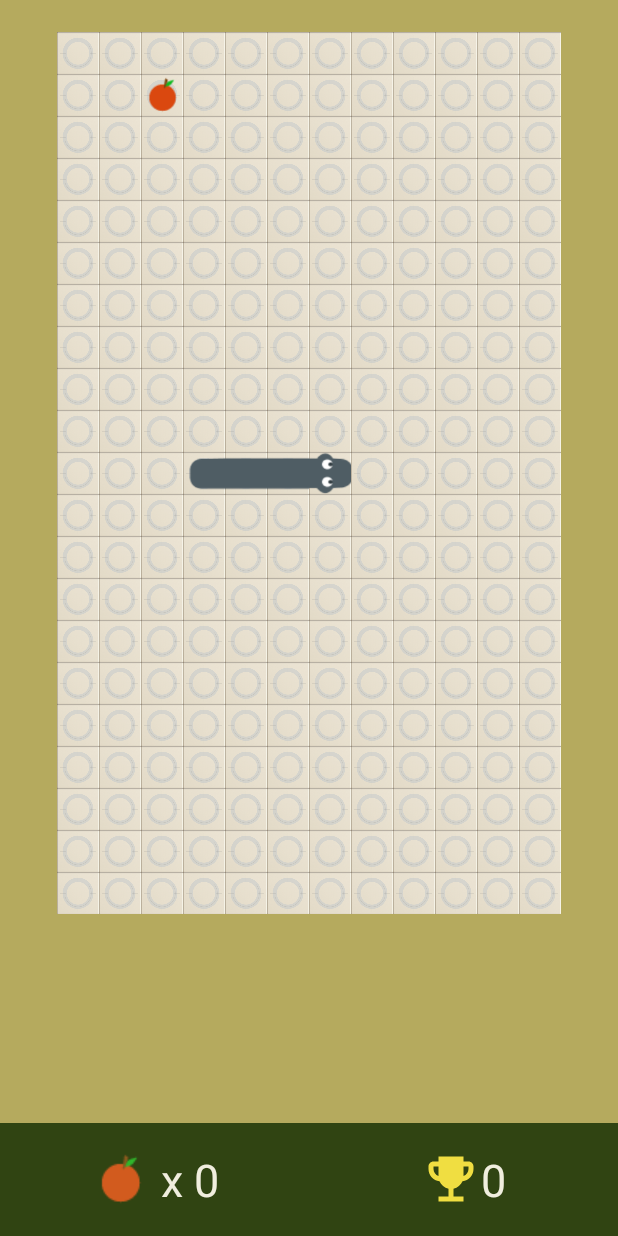
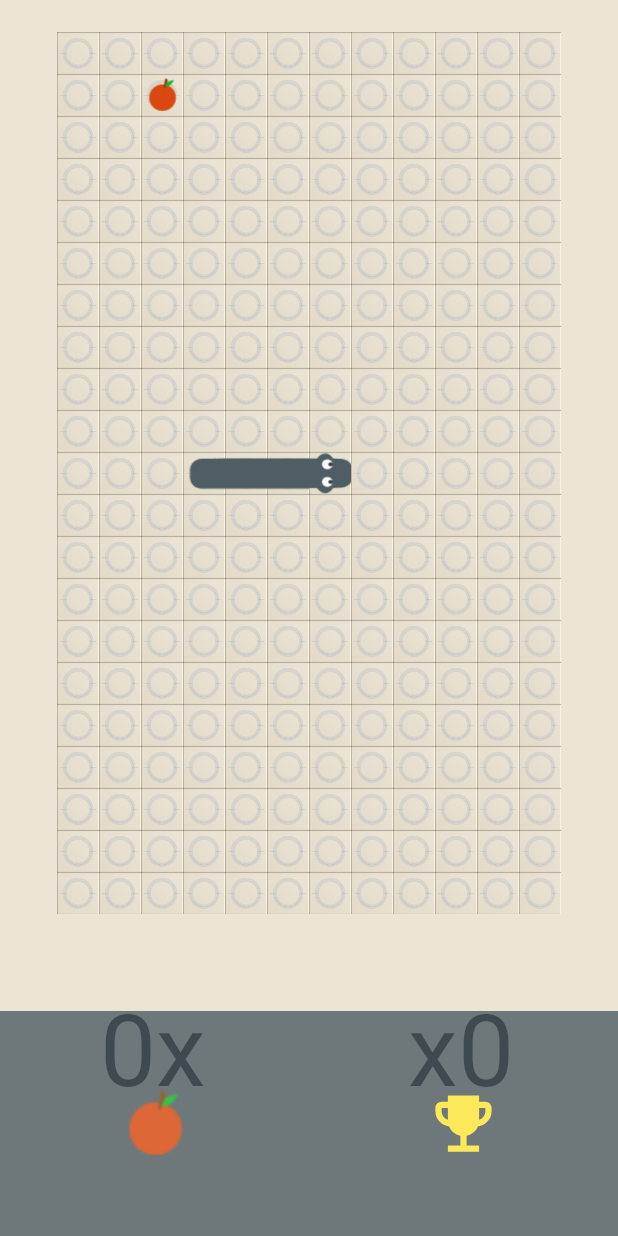
Before and after one commit to dusenkot/Tic_Tac_Toe_Kotlin_-Firebase, an Android app: the screen it shows after launch (GameActivitySnake), after a tap on "PLAY SNAKE GAME", on a phone screen of 412 x 824 dp. Run offline under Robolectric (Android 15) with nearby library versions, the phone set to English and light mode, and no system bars.

Commit message:
Finished Snake Game

```diff
--- a/app/src/main/AndroidManifest.xml
+++ b/app/src/main/AndroidManifest.xml
@@ -26,11 +26,6 @@
             android:theme="@style/Theme.Design.NoActionBar"
             android:name=".GameActivitySnake"
             android:exported="false">
-<!--            <intent-filter>-->
-<!--                <action android:name="android.intent.action.MAIN" />-->
-
-<!--                <category android:name="android.intent.category.LAUNCHER" />-->
-<!--            </intent-filter>-->
         </activity>
         <activity
             android:name=".GameActivity"
--- a/app/src/main/java/com/example/tic_tac_toe_kotlin_firebase/GameActivitySnake.kt
+++ b/app/src/main/java/com/example/tic_tac_toe_kotlin_firebase/GameActivitySnake.kt
@@ -12,16 +12,11 @@ import android.widget.TextView
 import androidx.appcompat.app.AppCompatActivity
 
 
-class GameActivitySnake : AppCompatActivity(), SnakeGameView.GameOverListener {
+class GameActivitySnake : AppCompatActivity() {
 
     companion object {
-
         @kotlin.jvm.JvmField
         var dialogScore: Dialog? = null
-        var txtScore: TextView? = null
-        var txtBestScore: TextView? = null
-        var txtDialogScore: TextView? = null
-        var txtDialogBestScore: TextView? = null
     }
 
 
@@ -38,10 +33,6 @@ class GameActivitySnake : AppCompatActivity(), SnakeGameView.GameOverListener {
 
         setContentView(R.layout.activity_game_snake)
 
-        gameView = findViewById(R.id.gv)
-        txtScore = findViewById(R.id.txt_score)
-        txtBestScore = findViewById(R.id.txt_best_score)
-
         gameView?.requestFocus()
 
 
@@ -53,16 +44,10 @@ class GameActivitySnake : AppCompatActivity(), SnakeGameView.GameOverListener {
         return gameView?.onKeyDown(keyCode, event) ?: super.onKeyDown(keyCode, event)
     }
 
-    private fun dialogScore() {
-        val sp: SharedPreferences = getSharedPreferences("gamesetting", Context.MODE_PRIVATE)
-        val bestScore = sp.getInt("bestscore", 0)
-        txtBestScore?.text = bestScore.toString()
+    public fun dialogScore() {
 
         dialogScore = Dialog(this).apply {
             setContentView(R.layout.dialog_start)
-            txtDialogScore = findViewById(R.id.txt_dialog_score)
-            txtDialogBestScore = findViewById(R.id.txt_dialog_best_score)
-            txtDialogBestScore?.text = bestScore.toString()
             setCanceledOnTouchOutside(false)
             findViewById<RelativeLayout>(R.id.rl_start).setOnClickListener {
                 gameView?.reset()
@@ -71,8 +56,6 @@ class GameActivitySnake : AppCompatActivity(), SnakeGameView.GameOverListener {
         }
         dialogScore?.show()
     }
-    override fun onGameOver() {
-        dialogScore()
-    }
+
 
 }
--- a/app/src/main/java/com/example/tic_tac_toe_kotlin_firebase/SnakeGameView.java
+++ b/app/src/main/java/com/example/tic_tac_toe_kotlin_firebase/SnakeGameView.java
@@ -5,6 +5,7 @@ import android.content.SharedPreferences;
 import android.graphics.Bitmap;
 import android.graphics.BitmapFactory;
 import android.graphics.Canvas;
+import android.graphics.Paint;
 import android.graphics.Rect;
 import android.os.Handler;
 import android.util.AttributeSet;
@@ -33,17 +34,20 @@ public class SnakeGameView extends View {
     private Handler handler;
     private Runnable r;
     private Apple apple;
-    public static int score = 0, bestScore = 0;
+    public int score = 0, bestScore = 0;
     private Context context;
     public static boolean isPlaying = false;
-    private GameOverListener gameOverListener;
+    private Paint textPaint;
+    private SharedPreferences.Editor editor;
+    private SharedPreferences sharedPreferences;
 
     public SnakeGameView(Context context, @Nullable AttributeSet attrs) {
         super(context, attrs);
         this.context = context;
-        SharedPreferences sp = context.getSharedPreferences("gamesetting", Context.MODE_PRIVATE);
-        if (sp != null) {
-            bestScore = sp.getInt("bestscore", 0);
+        sharedPreferences = context.getSharedPreferences("gamesetting", Context.MODE_PRIVATE);
+        editor = sharedPreferences.edit();
+        if (sharedPreferences != null) {
+            bestScore = sharedPreferences.getInt("bestscore", 0);
         }
         bmGrass1 = BitmapFactory.decodeResource(this.getResources(), R.drawable.grass);
         bmGrass1 = Bitmap.createScaledBitmap(bmGrass1, sizeOfMap, sizeOfMap, true);
@@ -71,6 +75,11 @@ public class SnakeGameView extends View {
                 invalidate();
             }
         };
+        //text dla highscore i score
+        textPaint = new Paint();
+        textPaint.setColor(0xFF000000);
+        textPaint.setTextSize(100);
+        textPaint.setAntiAlias(true);
     }
 
     @Override
@@ -120,8 +129,7 @@ public class SnakeGameView extends View {
     @Override
     public void draw(@NonNull Canvas canvas) {
         super.draw(canvas);
-//        backgropund color after 0xff
-        canvas.drawColor(0xFFb5aa5e);
+        canvas.drawColor(0xFFECE5D5);
         for (int i = 0; i < arrGrass.size(); i++) {
             canvas.drawBitmap(arrGrass.get(i).getBm(), arrGrass.get(i).getX(), arrGrass.get(i).getY(), null);
         }
@@ -146,8 +154,15 @@ public class SnakeGameView extends View {
             apple.reset(arrGrass.get(randomApple()[0]).getX(), arrGrass.get(randomApple()[1]).getY());
             snake.addPart();
             score++;
-            //thi is where i want to add the code to update the text_score on my .xml file
+            if (score > bestScore) {
+                bestScore = score;
+            }
         }
+        int x = 100;
+        int y = canvas.getHeight() - 150;
+        canvas.drawText("" + score + "x ", x, y, textPaint);
+        int xbestscore = canvas.getWidth() - 210;
+        canvas.drawText("x" + bestScore, xbestscore, y, textPaint);
         handler.postDelayed(r, 200);
     }
 
@@ -175,9 +190,10 @@ public class SnakeGameView extends View {
 
     private void gameOver() {
         isPlaying = false;
-        if (gameOverListener != null) {
-            gameOverListener.onGameOver();
-        }
+        reset();
+        score = 0;
+        editor.putInt("bestscore", bestScore);
+        editor.apply();
     }
 
     public void reset() {
@@ -192,15 +208,6 @@ public class SnakeGameView extends View {
         }
         snake = new Snake(bmSnake, arrGrass.get(126).getX(), arrGrass.get(126).getY(), 4);
         apple = new Apple(bmApple, arrGrass.get(randomApple()[0]).getX(), arrGrass.get(randomApple()[1]).getY());
-        score = 0;
-    }
-
-    public interface GameOverListener {
-        void onGameOver();
-    }
-
-    public void setGameOverListener(GameOverListener listener) {
-        this.gameOverListener = listener;
     }
 
 }
--- a/app/src/main/res/layout/activity_game_snake.xml
+++ b/app/src/main/res/layout/activity_game_snake.xml
@@ -13,11 +13,12 @@
 
     <LinearLayout
         android:layout_width="match_parent"
-        android:layout_height="75dp"
-        android:background="#102B00"
+        android:layout_height="150dp"
+        android:background="#4F5D64"
         android:alpha="0.8"
         android:layout_alignParentBottom="true"
         android:weightSum="2">
+
 
         <RelativeLayout
             android:layout_width="0dp"
@@ -30,16 +31,9 @@
                 android:layout_centerInParent="true">
                 <ImageView
                     android:src="@drawable/apple"
-                    android:layout_width="wrap_content"
-                    android:layout_height="wrap_content"
+                    android:layout_width="55dp"
+                    android:layout_height="55dp"
                     android:scaleType="fitXY"/>
-                <TextView
-                    android:id="@+id/txt_score"
-                    android:textColor="#ffffff"
-                    android:textSize="30sp"
-                    android:text=" x 0"
-                    android:layout_width="wrap_content"
-                    android:layout_height="wrap_content"/>
             </LinearLayout>
         </RelativeLayout>
 
@@ -55,16 +49,10 @@
                 <ImageView
                     app:tint="#ffEB3B"
                     android:src="@drawable/baseline_emoji_events_24"
-                    android:layout_width="40dp"
-                    android:layout_height="40dp"
+                    android:layout_width="50dp"
+                    android:layout_height="50dp"
                     android:scaleType="fitXY"/>
-                <TextView
-                    android:id="@+id/txt_best_score"
-                    android:textColor="#ffffff"
-                    android:textSize="30sp"
-                    android:text=" x 0"
-                    android:layout_width="wrap_content"
-                    android:layout_height="wrap_content"/>
+
             </LinearLayout>
         </RelativeLayout>
     </LinearLayout>
```
Also changed, not shown: app/src/main/res/layout/dialog_start.xml (+0 -16 lines), app/src/main/java/com/example/tic_tac_toe_kotlin_firebase/PartSnake.java (line endings or trailing spaces), 2 other files.
